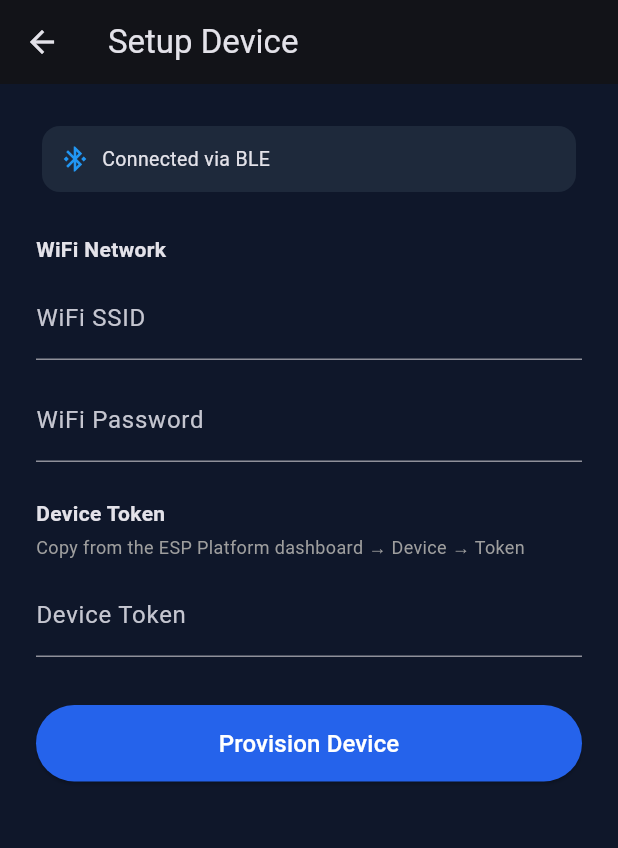
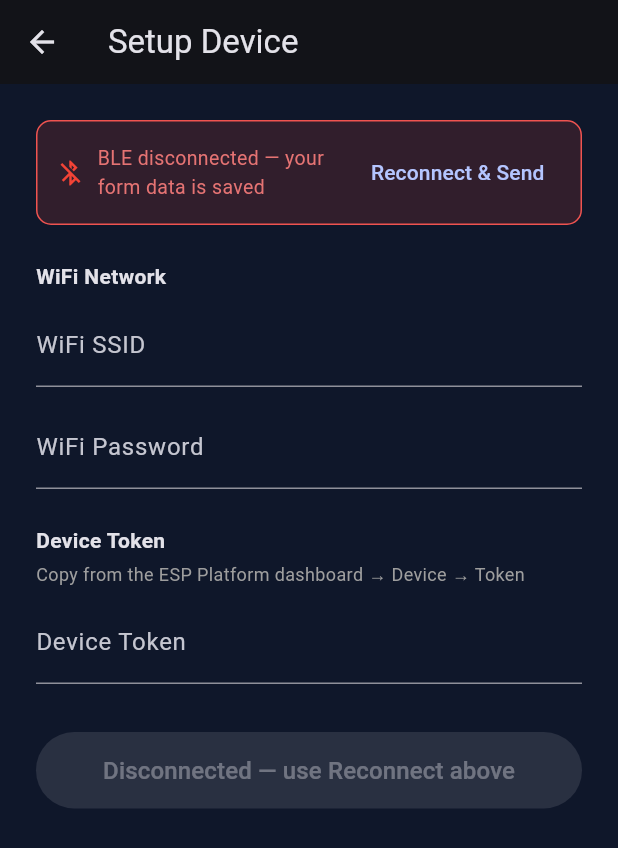
Before and after one commit to gyanendrasahu97/esp-platform, a Flutter app: the ProvisionScreen screen opened directly, on a phone screen of 412 x 824 dp. Shown: the top 848 px of the screen. Run offline on Flutter 3.47's test engine with Material 3 defaults, Android fonts, the phone set to English and light mode, and no system bars; our stand-ins replace permission_handler, shared_preferences; missing offline and left inert: flutter_reactive_ble, mqtt_client; accounts and stored records are empty.

Commit message:
fix: MQTT session takeover loop + BLE UUID collision (GATT 133)
- Guard mqtt_client begin() against redundant calls with same config
- Add clean disconnect() method to mqtt_client
- Remove duplicate mqttClient.begin() in ESPPlatform offline->reconnect path
- Fix Flutter hardcoded 'flutter_app' MQTT client ID -> unique timestamp
- Fix BLE commit char using BLE_CHAR_COMMIT_UUID instead of STATUS UUID
- Split Flutter _charStatusCommit into separate _charCommit + _charStatus

```diff
--- a/mobile/lib/screens/provision_screen.dart
+++ b/mobile/lib/screens/provision_screen.dart
@@ -10,16 +10,29 @@ class ProvisionScreen extends StatefulWidget {
 }
 
 class _ProvisionScreenState extends State<ProvisionScreen> {
-  final _ssid    = TextEditingController();
-  final _pass    = TextEditingController();
-  final _token   = TextEditingController();
-  bool _sending  = false;
-  bool _done     = false;
+  final _ssid  = TextEditingController();
+  final _pass  = TextEditingController();
+  final _token = TextEditingController();
+  bool _sending = false;
+  bool _done    = false;
 
-  @override
-  void initState() {
-    super.initState();
-    _ssid.text = '';
+  Future<void> _reconnectAndProvision() async {
+    final ble = context.read<BleService>();
+    if (ble.connectedDeviceId == null) return;
+
+    setState(() { _sending = true; });
+    try {
+      // Re-connect to the same device (ESP32 auto-restarted advertising)
+      await ble.connect(ble.connectedDeviceId!);
+      await _sendProvision();
+    } catch (e) {
+      if (mounted) {
+        ScaffoldMessenger.of(context).showSnackBar(
+          SnackBar(content: Text('Reconnect failed: $e'), backgroundColor: Colors.red));
+      }
+    } finally {
+      if (mounted) setState(() { _sending = false; });
+    }
   }
 
   Future<void> _provision() async {
@@ -29,10 +42,17 @@ class _ProvisionScreenState extends State<ProvisionScreen> {
       return;
     }
     setState(() { _sending = true; });
+    try {
+      await _sendProvision();
+    } finally {
+      if (mounted) setState(() { _sending = false; });
+    }
+  }
 
+  Future<void> _sendProvision() async {
+    final ble = context.read<BleService>();
+    final api = context.read<ApiService>();
     try {
-      final ble = context.read<BleService>();
-      final api = context.read<ApiService>();
       await ble.provision(
         wifiSsid:    _ssid.text.trim(),
         wifiPass:    _pass.text,
@@ -40,18 +60,19 @@ class _ProvisionScreenState extends State<ProvisionScreen> {
         deviceToken: _token.text.trim(),
         backendUrl:  api.baseUrl.replaceAll('/api', ''),
       );
-      setState(() { _done = true; });
+      if (mounted) setState(() { _done = true; });
     } catch (e) {
-      ScaffoldMessenger.of(context).showSnackBar(
-        SnackBar(content: Text('Error: $e'), backgroundColor: Colors.red));
-    } finally {
-      setState(() { _sending = false; });
+      if (mounted) {
+        ScaffoldMessenger.of(context).showSnackBar(
+          SnackBar(content: Text('Error: $e'), backgroundColor: Colors.red));
+      }
     }
   }
 
   @override
   Widget build(BuildContext context) {
     final ble = context.watch<BleService>();
+    final isDisconnected = !ble.isConnected;
 
     if (_done) {
       return Scaffold(
@@ -85,22 +106,52 @@ class _ProvisionScreenState extends State<ProvisionScreen> {
         child: Column(
           crossAxisAlignment: CrossAxisAlignment.stretch,
           children: [
-            Card(
-              child: Padding(
-                padding: const EdgeInsets.all(12),
-                child: Row(children: [
-                  const Icon(Icons.bluetooth_connected, color: Colors.blue, size: 20),
-                  const SizedBox(width: 8),
-                  Text(ble.status.isEmpty ? 'Connected via BLE' : ble.status,
-                    style: const TextStyle(fontSize: 13)),
-                ]),
+            // ── Connection status banner ─────────────────────────────────
+            AnimatedContainer(
+              duration: const Duration(milliseconds: 300),
+              decoration: BoxDecoration(
+                color: isDisconnected
+                    ? Colors.red.withValues(alpha: 0.15)
+                    : Colors.blue.withValues(alpha: 0.12),
+                borderRadius: BorderRadius.circular(10),
+                border: Border.all(
+                  color: isDisconnected ? Colors.red.shade400 : Colors.blue.shade400,
+                  width: 1,
+                ),
               ),
+              padding: const EdgeInsets.symmetric(horizontal: 12, vertical: 10),
+              child: Row(children: [
+                Icon(
+                  isDisconnected ? Icons.bluetooth_disabled : Icons.bluetooth_connected,
+                  color: isDisconnected ? Colors.red : Colors.blue,
+                  size: 20,
+                ),
+                const SizedBox(width: 8),
+                Expanded(
+                  child: Text(
+                    isDisconnected
+                        ? 'BLE disconnected — your form data is saved'
+                        : (ble.status.isEmpty ? 'Connected via BLE' : ble.status),
+                    style: TextStyle(
+                      fontSize: 13,
+                      color: isDisconnected ? Colors.red.shade300 : null,
+                    ),
+                  ),
+                ),
+                if (isDisconnected)
+                  TextButton(
+                    onPressed: _sending ? null : _reconnectAndProvision,
+                    child: const Text('Reconnect & Send'),
+                  ),
+              ]),
             ),
+
             const SizedBox(height: 24),
             const Text('WiFi Network', style: TextStyle(fontWeight: FontWeight.bold)),
             const SizedBox(height: 8),
             TextField(controller: _ssid,
-              decoration: const InputDecoration(labelText: 'WiFi SSID', hintText: 'Your network name')),
+              decoration: const InputDecoration(
+                labelText: 'WiFi SSID', hintText: 'Your network name')),
             const SizedBox(height: 12),
             TextField(controller: _pass,
               decoration: const InputDecoration(labelText: 'WiFi Password'),
@@ -112,10 +163,12 @@ class _ProvisionScreenState extends State<ProvisionScreen> {
               style: TextStyle(fontSize: 12, color: Colors.grey)),
             const SizedBox(height: 8),
             TextField(controller: _token,
-              decoration: const InputDecoration(labelText: 'Device Token', hintText: 'xxxxxxxx-xxxx-...')),
+              decoration: const InputDecoration(
+                labelText: 'Device Token', hintText: 'xxxxxxxx-xxxx-...')),
             const SizedBox(height: 32),
+
             ElevatedButton(
-              onPressed: _sending ? null : _provision,
+              onPressed: (_sending || isDisconnected) ? null : _provision,
               style: ElevatedButton.styleFrom(
                 backgroundColor: const Color(0xFF2563EB),
                 foregroundColor: Colors.white,
@@ -128,7 +181,10 @@ class _ProvisionScreenState extends State<ProvisionScreen> {
                       SizedBox(width: 12),
                       Text('Sending...'),
                     ])
-                  : const Text('Provision Device', style: TextStyle(fontSize: 16)),
+                  : Text(
+                      isDisconnected ? 'Disconnected — use Reconnect above' : 'Provision Device',
+                      style: const TextStyle(fontSize: 16),
+                    ),
             ),
           ],
         ),
--- a/mobile/lib/services/ble_service.dart
+++ b/mobile/lib/services/ble_service.dart
@@ -10,7 +10,8 @@ const _charWifiPass        = 'beb5483e-36e1-4688-b7f5-ea07361b26a9';
 const _charMqttHost        = 'beb5483e-36e1-4688-b7f5-ea07361b26aa';
 const _charDeviceToken     = 'beb5483e-36e1-4688-b7f5-ea07361b26ab';
 const _charBackendUrl      = 'beb5483e-36e1-4688-b7f5-ea07361b26ac';
-const _charStatusCommit    = 'beb5483e-36e1-4688-b7f5-ea07361b26ad';
+const _charCommit          = 'beb5483e-36e1-4688-b7f5-ea07361b26ad';
+const _charStatus          = 'beb5483e-36e1-4688-b7f5-ea07361b26ae';
 
 class BleDevice {
   final String id;
@@ -133,7 +134,7 @@ class BleService extends ChangeNotifier {
 
     status = 'Committing...';
     notifyListeners();
-    await write(_charStatusCommit, 'commit');
+    await write(_charCommit, 'commit');
 
     status = 'Provisioning sent! Device will restart.';
     notifyListeners();
--- a/mobile/lib/services/mqtt_service.dart
+++ b/mobile/lib/services/mqtt_service.dart
@@ -12,13 +12,14 @@ class MqttService extends ChangeNotifier {
   Future<void> connect(String broker, int port, String deviceToken) async {
     _client?.disconnect();
 
-    _client = MqttServerClient.withPort(broker, 'flutter_${DateTime.now().millisecondsSinceEpoch}', port);
+    final clientId = 'flutter_${DateTime.now().millisecondsSinceEpoch}';
+    _client = MqttServerClient.withPort(broker, clientId, port);
     _client!.keepAlivePeriod = 60;
     _client!.autoReconnect = true;
     _client!.logging(on: false);
 
     final connMsg = MqttConnectMessage()
-        .withClientIdentifier('flutter_app')
+        .withClientIdentifier(clientId)
         .startClean();
     _client!.connectionMessage = connMsg;
 
```
Also changed, not shown: 8 other files.
